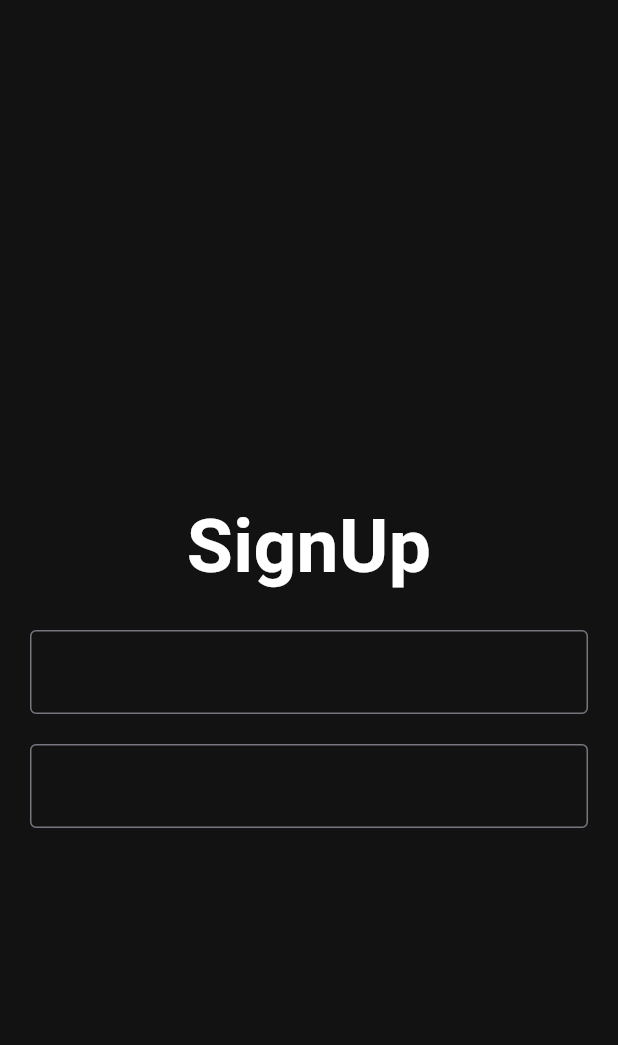
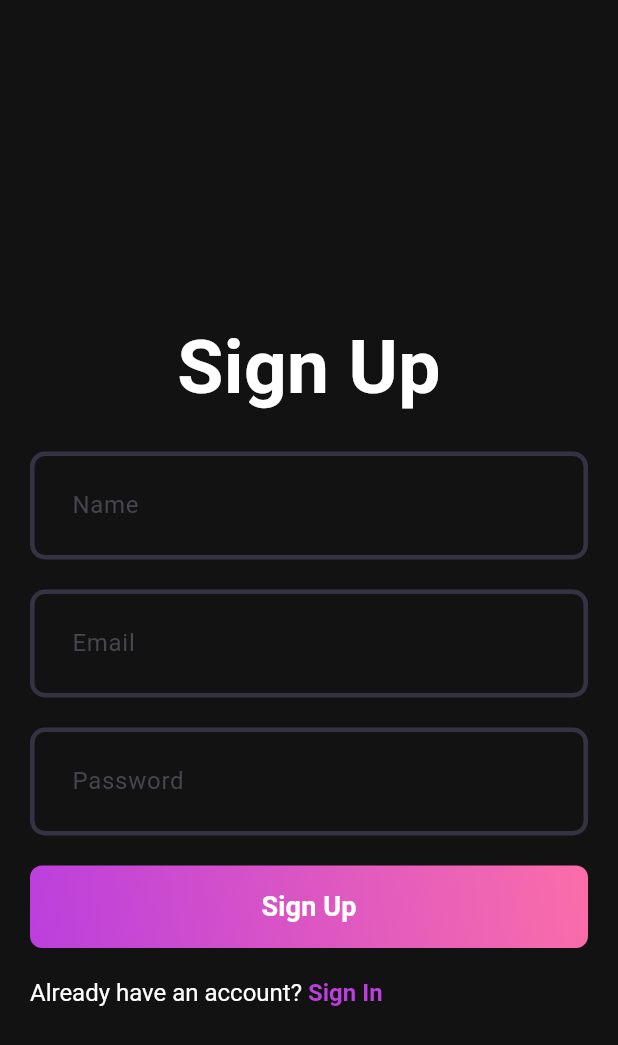
Before and after one commit to SalmanNaghori/music_app, a Flutter app: the screen it shows after launch, on a phone screen of 412 x 824 dp. Shown: the top 1045 px of the screen. Run offline on Flutter 3.47's test engine with Material 3 defaults, Android fonts, the phone set to English and light mode, and no system bars.

Commit message:
feat: Enhance sign-up screen with custom text fields and input validation, update app theme styles

```diff
--- /dev/null
+++ b/music_app/lib/core/constant/app_string.dart
@@ -0,0 +1,19 @@
+class AppString {
+  // App name
+  static const String appName = "Music App";
+
+  // Authentication messages
+  static const String signIn = "Sign In";
+  static const String signUp = "Sign Up";
+  static const String emailHint = "Email";
+  static const String passwordHint = "Password";
+  static const String nameHint = "Name";
+
+  // Error messages
+  static const String emailError = "Please enter a valid email address.";
+  static const String passwordError = "Password must be at least 6 characters.";
+  static const String nameError = "Please enter your name.";
+
+  // Success messages
+  static const String signUpSuccess = "Sign Up Successful!";
+}
--- a/music_app/lib/core/theme/app_theme.dart
+++ b/music_app/lib/core/theme/app_theme.dart
@@ -2,7 +2,17 @@ import 'package:flutter/material.dart';
 import 'package:music_app/core/constant/app_color.dart';
 
 class AppTheme {
+  static OutlineInputBorder border({required Color color}) =>
+      OutlineInputBorder(
+        borderRadius: BorderRadius.circular(10.0),
+        borderSide: BorderSide(color: color, width: 3),
+      );
   static final darkThemeMode = ThemeData().copyWith(
     scaffoldBackgroundColor: AppColor.backgroundColor,
+    inputDecorationTheme: InputDecorationTheme(
+      contentPadding: EdgeInsets.all(24),
+      focusedBorder: border(color: AppColor.gradient2),
+      enabledBorder: border(color: AppColor.borderColor),
+    ),
   );
 }
--- a/music_app/lib/feature/auth/view/page/sign_up_screen.dart
+++ b/music_app/lib/feature/auth/view/page/sign_up_screen.dart
@@ -1,5 +1,8 @@
+import 'package:flutter/gestures.dart';
 import 'package:flutter/material.dart';
 import 'package:music_app/core/constant/app_color.dart';
+import 'package:music_app/core/constant/app_string.dart';
+import 'package:music_app/feature/auth/view/widget/auth_gradient_button.dart';
 import 'package:music_app/feature/auth/view/widget/custom_textfield.dart';
 
 class SignUpScreen extends StatefulWidget {
@@ -11,6 +14,7 @@ class SignUpScreen extends StatefulWidget {
 
 class _SignUpScreenState extends State<SignUpScreen> {
   //controller
+  final TextEditingController nameController = TextEditingController();
   final TextEditingController emailController = TextEditingController();
   final TextEditingController passwordController = TextEditingController();
 
@@ -29,7 +33,7 @@ class _SignUpScreenState extends State<SignUpScreen> {
               padding: const EdgeInsets.all(20),
               children: [
                 Text(
-                  "SignUp",
+                  AppString.signUp,
                   textAlign: TextAlign.center,
                   style: TextStyle(
                     color: AppColor.whiteColor,
@@ -38,9 +42,50 @@ class _SignUpScreenState extends State<SignUpScreen> {
                   ),
                 ),
                 const SizedBox(height: 20),
-                CustomTextfield(),
+                CustomTextfield(
+                  controller: nameController,
+                  hintText: AppString.nameHint,
+                  keyboardType: TextInputType.name,
+                  textInputAction: TextInputAction.next,
+                ),
                 const SizedBox(height: 20),
-                CustomTextfield(),
+                CustomTextfield(
+                  controller: emailController,
+                  hintText: AppString.emailHint,
+                  keyboardType: TextInputType.emailAddress,
+                  textInputAction: TextInputAction.next,
+                ),
+                const SizedBox(height: 20),
+                CustomTextfield(
+                  controller: passwordController,
+                  hintText: AppString.passwordHint,
+                  obscureText: true,
+                  keyboardType: TextInputType.visiblePassword,
+                  textInputAction: TextInputAction.done,
+                ),
+                const SizedBox(height: 20),
+                AuthGradientButton(text: AppString.signUp, onPressed: () {}),
+                const SizedBox(height: 20),
+                RichText(
+                  text: TextSpan(
+                    text: 'Already have an account? ',
+                    style: TextStyle(color: AppColor.whiteColor, fontSize: 16),
+                    children: [
+                      TextSpan(
+                        text: AppString.signIn,
+                        style: TextStyle(
+                          color: AppColor.gradient1,
+                          fontWeight: FontWeight.bold,
+                        ),
+                        recognizer:
+                            TapGestureRecognizer()
+                              ..onTap = () {
+                                // Navigate to Sign In Screen
+                              },
+                      ),
+                    ],
+                  ),
+                ),
               ],
             ),
           ),
--- /dev/null
+++ b/music_app/lib/feature/auth/view/widget/auth_gradient_button.dart
@@ -0,0 +1,47 @@
+import 'package:flutter/material.dart';
+import 'package:music_app/core/constant/app_color.dart';
+
+class AuthGradientButton extends StatelessWidget {
+  final String text;
+  final VoidCallback onPressed;
+  const AuthGradientButton({
+    super.key,
+    required this.text,
+    required this.onPressed,
+  });
+
+  @override
+  Widget build(BuildContext context) {
+    return Container(
+      decoration: BoxDecoration(
+        gradient: LinearGradient(
+          colors: [AppColor.gradient1, AppColor.gradient2],
+          begin: Alignment.bottomLeft,
+          end: Alignment.topRight,
+        ),
+        borderRadius: BorderRadius.circular(8),
+      ),
+      child: ElevatedButton(
+        onPressed: () {
+          onPressed();
+        },
+        style: ElevatedButton.styleFrom(
+          fixedSize: Size(395, 55),
+          shadowColor: Colors.transparent,
+          backgroundColor: Colors.transparent,
+          // shape: RoundedRectangleBorder(
+          //   borderRadius: BorderRadius.circular(30),
+          // ),
+        ),
+        child: Text(
+          text,
+          style: TextStyle(
+            color: Colors.white,
+            fontSize: 18,
+            fontWeight: FontWeight.w600,
+          ),
+        ),
+      ),
+    );
+  }
+}
--- a/music_app/lib/feature/auth/view/widget/custom_textfield.dart
+++ b/music_app/lib/feature/auth/view/widget/custom_textfield.dart
@@ -1,16 +1,22 @@
 import 'package:flutter/material.dart';
+import 'package:music_app/core/constant/app_color.dart';
 
 class CustomTextfield extends StatefulWidget {
   final TextEditingController? controller;
   final String? hintText;
   final TextStyleTween? style;
   final bool obscureText;
+  final TextInputType? keyboardType;
+  final TextInputAction? textInputAction;
+
   const CustomTextfield({
     super.key,
     this.controller,
     this.hintText,
     this.obscureText = false,
     this.style,
+    this.keyboardType,
+    this.textInputAction,
   });
 
   @override
@@ -20,15 +26,17 @@ class CustomTextfield extends StatefulWidget {
 class _CustomTextfieldState extends State<CustomTextfield> {
   @override
   Widget build(BuildContext context) {
-    return TextField(
+    return TextFormField(
       controller: widget.controller,
       obscureText: widget.obscureText,
+      textInputAction: widget.textInputAction ?? TextInputAction.next,
+      keyboardType: widget.keyboardType ?? TextInputType.emailAddress,
       decoration: InputDecoration(
-        labelText: widget.hintText ?? "",
+        hintText: widget.hintText ?? "",
         border: OutlineInputBorder(),
       ),
-      style: TextStyle(color: Colors.black),
-      cursorColor: Colors.blue,
+      style: TextStyle(color: AppColor.whiteColor),
+      cursorColor: AppColor.gradient2,
     );
   }
 }
--- a/music_app/lib/main.dart
+++ b/music_app/lib/main.dart
@@ -9,7 +9,6 @@ void main() {
 class MyApp extends StatelessWidget {
   const MyApp({super.key});
 
-  // This widget is the root of your application.
   @override
   Widget build(BuildContext context) {
     return MaterialApp(
```
